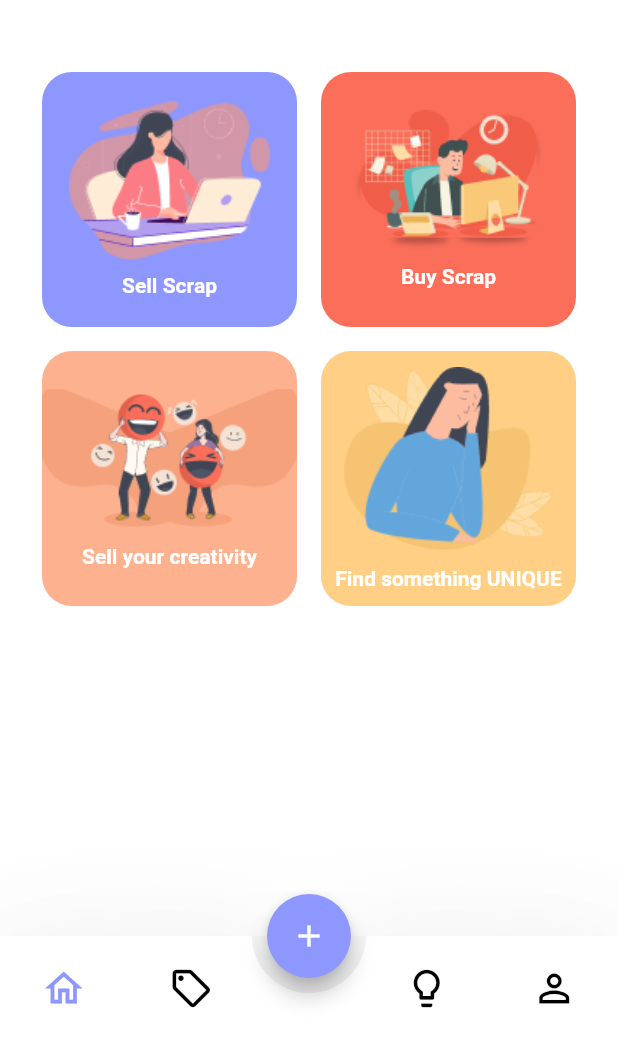
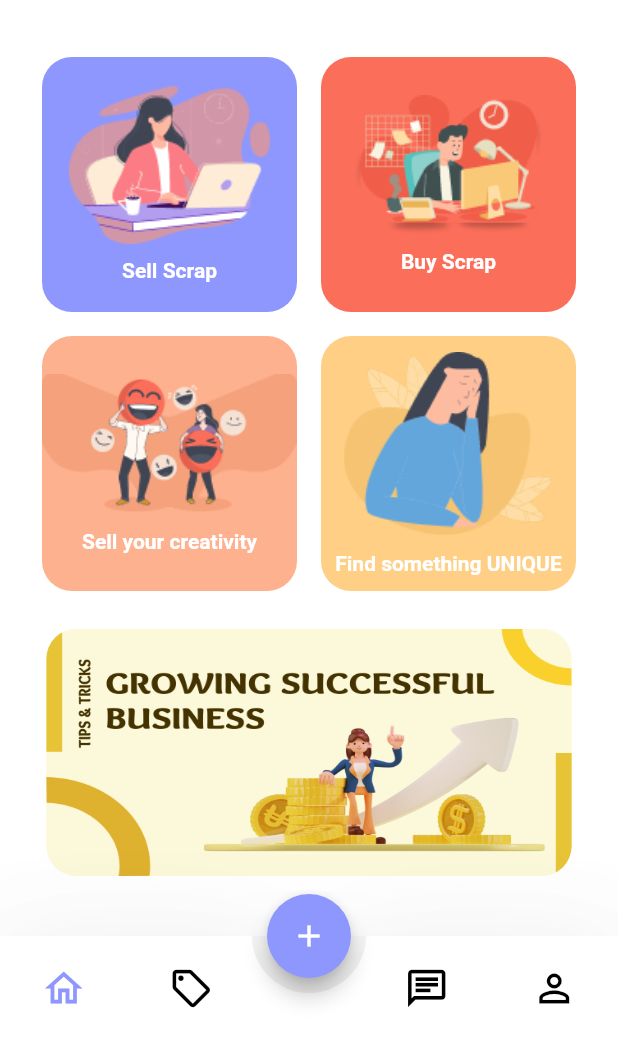
Before and after one commit to ShrutiNigamgit/scrap2art, a Flutter app: the HomePage screen opened directly, on a phone screen of 412 x 824 dp, the part 195-1236 px from its top. Run offline on Flutter 3.47's test engine with Material 2 defaults, Android fonts, the phone set to English and light mode, and no system bars; drawn by our look-alikes of animated_bottom_navigation_bar; our stand-ins replace cached_network_image, cloud_firestore, firebase_auth, firebase_core, firebase_storage, fluttertoast and 2 more; accounts and stored records are empty.

Commit message:
Container for business tips on Home Page added.

```diff
--- a/lib/UI/HomePages/HomePage.dart
+++ b/lib/UI/HomePages/HomePage.dart
@@ -18,7 +18,7 @@ class HomePageState extends State<HomePage> {
   final iconList = <IconData>[
     Icons.home_outlined,
     Icons.sell_outlined,
-    Icons.lightbulb_outline,
+    Icons.chat_outlined,
     Icons.person_outline,
   ];
 
@@ -27,7 +27,7 @@ class HomePageState extends State<HomePage> {
     BuyPage(
       raw: false,
     ),
-    TipsnTricks(),
+    AllChats(),
     ProfilePage(),
     SellPage(),
   ];
@@ -82,18 +82,22 @@ class _HomePageContentState extends State<HomePageContent> {
       backgroundColor: Colors.white,
       body: SafeArea(
         child: Padding(
-          padding: const EdgeInsets.fromLTRB(20, 30, 20, 90),
+          padding: const EdgeInsets.fromLTRB(20, 30, 20, 20),
           child: Column(
             crossAxisAlignment: CrossAxisAlignment.start,
             children: [
               Padding(
                 padding: const EdgeInsets.only(left: 8),
-                child:  Row(
+                child: Row(
                   mainAxisAlignment: MainAxisAlignment.spaceBetween,
                   children: [
                     Text(
                       "Welcome to Scrap2Art!",
-                      style: TextStyle(fontSize: 18, fontWeight: FontWeight.bold , color:Colors.black,),
+                      style: TextStyle(
+                        fontSize: 18,
+                        fontWeight: FontWeight.bold,
+                        color: Colors.black,
+                      ),
                     ),
                     GestureDetector(
                         onTap: () {
@@ -102,22 +106,57 @@ class _HomePageContentState extends State<HomePageContent> {
                             MaterialPageRoute(builder: (context) => AllChats()),
                           );
                         },
-                      child: Image.asset('assets/Whitelogo.jpeg', width:150, height: 100)),
+                        child: Image.asset('assets/Whitelogo.jpeg',
+                            width: 150, height: 100)),
                   ],
                 ),
               ),
-              SizedBox(height: 40),
+              SizedBox(height: 30),
               Expanded(
                 child: GridView.count(
                   crossAxisCount: 2,
                   children: [
-                    _featureButton("Sell Scrap", "assets/WelcomeImage11.png", Color(0xff8E97FD), false),
-                    _featureButton("Buy Scrap", "assets/WelcomeImage12.png", Color(0xffFA6E5A), true),
-                    _featureButton("Sell your creativity", "assets/WelcomeImage21.png", Color(0xffFEB18F), false),
-                    _featureButton("Find something UNIQUE", "assets/WelcomeImage22.png", Color(0xffFFCF86), true),
+                    _featureButton("Sell Scrap", "assets/WelcomeImage11.png",
+                        Color(0xff8E97FD), false),
+                    _featureButton("Buy Scrap", "assets/WelcomeImage12.png",
+                        Color(0xffFA6E5A), true),
+                    _featureButton("Sell your creativity",
+                        "assets/WelcomeImage21.png", Color(0xffFEB18F), false),
+                    _featureButton("Find something UNIQUE",
+                        "assets/WelcomeImage22.png", Color(0xffFFCF86), true),
                   ],
                 ),
               ),
+              SizedBox(height: 20),
+              GestureDetector(
+                onTap: () {
+                  Navigator.push(
+                    context,
+                    MaterialPageRoute(builder: (context) => TipsnTricks()),
+                  );
+                },
+                child: Container(
+                  decoration: BoxDecoration(
+                    borderRadius: BorderRadius.circular(20),
+                  ),
+                  child: Center(
+                    child: Container(
+                      height: MediaQuery.of(context).size.height * 0.2,
+                      width: MediaQuery.of(context).size.width * 0.85,
+                      child: ClipRRect(
+                        borderRadius: BorderRadius.circular(20.0),
+                        child: Container(
+                          decoration: BoxDecoration(
+                            borderRadius: BorderRadius.circular(20.0),
+                          ),
+
+                          child: Image.asset('assets/business_tips.png',fit: BoxFit.fill ,),
+                        ),
+                      ),
+                  ),),),
+              ),
+
+              SizedBox(height: 20),
             ],
           ),
         ),
@@ -125,12 +164,15 @@ class _HomePageContentState extends State<HomePageContent> {
     );
   }
 
-  Widget _featureButton(String title, String imageAsset, Color color, bool isBuyPage) {
+  Widget _featureButton(
+      String title, String imageAsset, Color color, bool isBuyPage) {
     return GestureDetector(
       onTap: () {
         Navigator.push(
           context,
-          MaterialPageRoute(builder: (context) => isBuyPage ? BuyPage(raw: isBuyPage) : SellPage()),
+          MaterialPageRoute(
+              builder: (context) =>
+                  isBuyPage ? BuyPage(raw: isBuyPage) : SellPage()),
         );
       },
       child: Padding(
@@ -147,7 +189,10 @@ class _HomePageContentState extends State<HomePageContent> {
               SizedBox(height: 10),
               Text(
                 title,
-                style: TextStyle(color: Colors.white, fontSize: 14, fontWeight: FontWeight.bold),
+                style: TextStyle(
+                    color: Colors.white,
+                    fontSize: 14,
+                    fontWeight: FontWeight.bold),
                 textAlign: TextAlign.center,
               ),
             ],
--- a/lib/UI/HomePages/Profile.dart
+++ b/lib/UI/HomePages/Profile.dart
@@ -149,7 +149,7 @@ class _ProfilePageState extends State<ProfilePage> {
                       onTap: logout,
                       child: Container(
                         width: MediaQuery.of(context).size.width * 0.4,
-                        height: 40,
+                        height: 35,
                         decoration: BoxDecoration(
                           color: Color(0xFF7583CA),
                           borderRadius: BorderRadius.circular(30),
--- a/pubspec.yaml
+++ b/pubspec.yaml
@@ -99,6 +99,8 @@ flutter:
     - assets/Purplelogo.jpeg
     - assets/Mainlogo.png
     - assets/chat_background.png
+    - assets/chat.png
+    - assets/business_tips.png
 
       # An image asset can refer to one or more resolution-specific "variants", see
   # https://flutter.dev/assets-and-images/#resolution-aware
```
Also changed, not shown: lib/UI/HomePages/Tips.dart (+4 -3 lines), assets/business_tips.png (added), assets/chat.png (added). Lines whose indentation alone changed are shown as unchanged.
